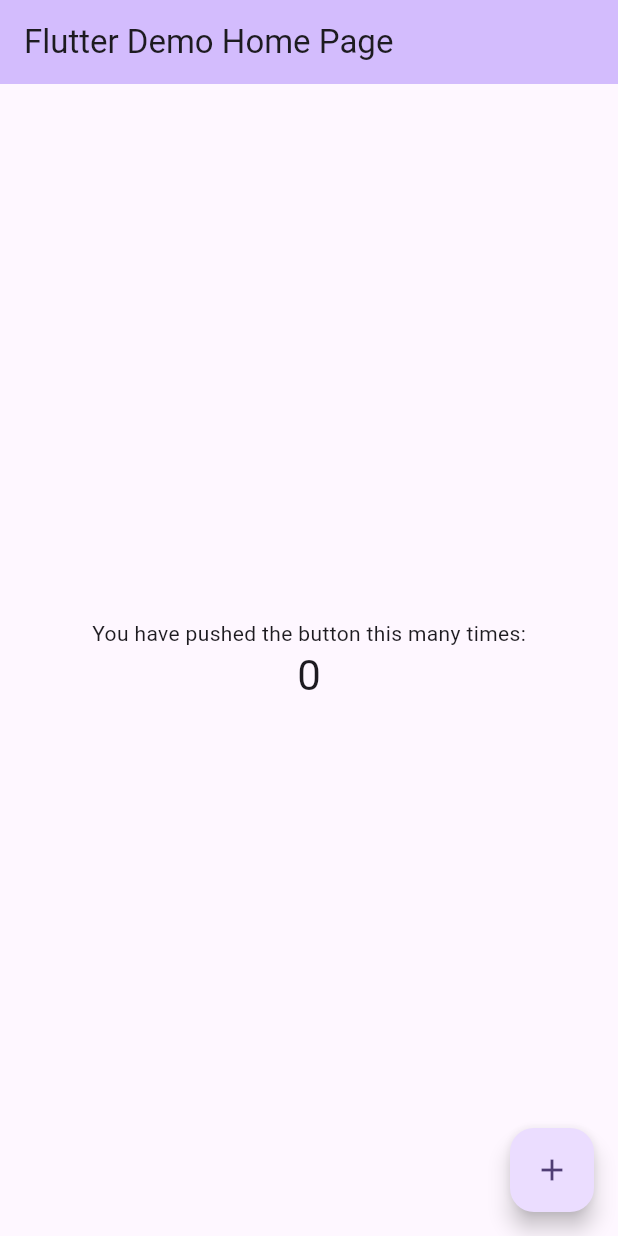
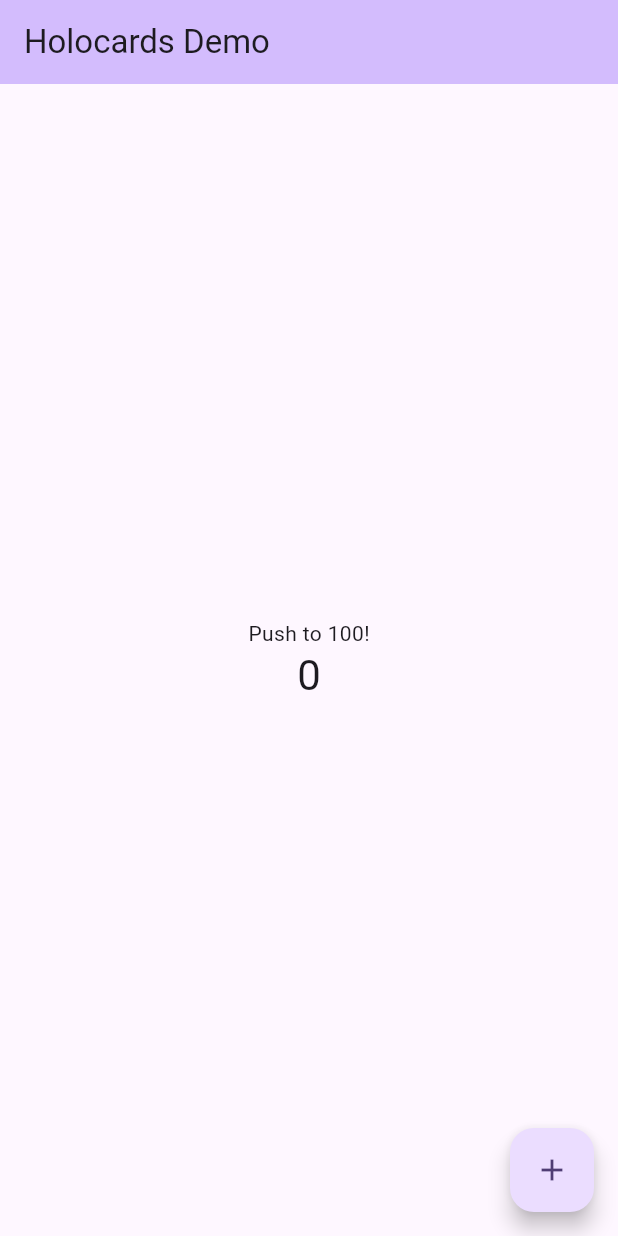
Before and after one commit to paz4ck/tech-prep-app, a Flutter app: the screen it shows after launch, on a phone screen of 412 x 824 dp. Run offline on Flutter 3.47's test engine with Material 3 defaults, Android fonts, the phone set to English and light mode, and no system bars.

Commit message:
uodate
cfdd

```diff
--- a/com_holocards/lib/main.dart
+++ b/com_holocards/lib/main.dart
@@ -1,5 +1,6 @@
 import 'package:flutter/material.dart';
 
+var counter = 0;
 void main() {
   runApp(const MyApp());
 }
@@ -7,46 +8,21 @@
 class MyApp extends StatelessWidget {
   const MyApp({super.key});
 
-  // This widget is the root of your application.
   @override
   Widget build(BuildContext context) {
     return MaterialApp(
-      title: 'Flutter Demo',
+      title: 'test',
       theme: ThemeData(
-        // This is the theme of your application.
-        //
-        // TRY THIS: Try running your application with "flutter run". You'll see
-        // the application has a purple toolbar. Then, without quitting the app,
-        // try changing the seedColor in the colorScheme below to Colors.green
-        // and then invoke "hot reload" (save your changes or press the "hot
-        // reload" button in a Flutter-supported IDE, or press "r" if you used
-        // the command line to start the app).
-        //
-        // Notice that the counter didn't reset back to zero; the application
-        // state is not lost during the reload. To reset the state, use hot
-        // restart instead.
-        //
-        // This works for code too, not just values: Most code changes can be
-        // tested with just a hot reload.
         colorScheme: ColorScheme.fromSeed(seedColor: Colors.deepPurple),
         useMaterial3: true,
       ),
-      home: const MyHomePage(title: 'Flutter Demo Home Page'),
+      home: const MyHomePage(title: 'Holocards Demo'),
     );
   }
 }
 
 class MyHomePage extends StatefulWidget {
   const MyHomePage({super.key, required this.title});
-
-  // This widget is the home page of your application. It is stateful, meaning
-  // that it has a State object (defined below) that contains fields that affect
-  // how it looks.
-
-  // This class is the configuration for the state. It holds the values (in this
-  // case the title) provided by the parent (in this case the App widget) and
-  // used by the build method of the State. Fields in a Widget subclass are
-  // always marked "final".
 
   final String title;
 
@@ -59,55 +35,22 @@
 
   void _incrementCounter() {
     setState(() {
-      // This call to setState tells the Flutter framework that something has
-      // changed in this State, which causes it to rerun the build method below
-      // so that the display can reflect the updated values. If we changed
-      // _counter without calling setState(), then the build method would not be
-      // called again, and so nothing would appear to happen.
       _counter++;
     });
   }
 
   @override
   Widget build(BuildContext context) {
-    // This method is rerun every time setState is called, for instance as done
-    // by the _incrementCounter method above.
-    //
-    // The Flutter framework has been optimized to make rerunning build methods
-    // fast, so that you can just rebuild anything that needs updating rather
-    // than having to individually change instances of widgets.
     return Scaffold(
       appBar: AppBar(
-        // TRY THIS: Try changing the color here to a specific color (to
-        // Colors.amber, perhaps?) and trigger a hot reload to see the AppBar
-        // change color while the other colors stay the same.
         backgroundColor: Theme.of(context).colorScheme.inversePrimary,
-        // Here we take the value from the MyHomePage object that was created by
-        // the App.build method, and use it to set our appbar title.
         title: Text(widget.title),
       ),
       body: Center(
-        // Center is a layout widget. It takes a single child and positions it
-        // in the middle of the parent.
         child: Column(
-          // Column is also a layout widget. It takes a list of children and
-          // arranges them vertically. By default, it sizes itself to fit its
-          // children horizontally, and tries to be as tall as its parent.
-          //
-          // Column has various properties to control how it sizes itself and
-          // how it positions its children. Here we use mainAxisAlignment to
-          // center the children vertically; the main axis here is the vertical
-          // axis because Columns are vertical (the cross axis would be
-          // horizontal).
-          //
-          // TRY THIS: Invoke "debug painting" (choose the "Toggle Debug Paint"
-          // action in the IDE, or press "p" in the console), to see the
-          // wireframe for each widget.
           mainAxisAlignment: MainAxisAlignment.center,
           children: <Widget>[
-            const Text(
-              'You have pushed the button this many times:',
-            ),
+            const Text('Push to 100!'),
             Text(
               '$_counter',
               style: Theme.of(context).textTheme.headlineMedium,
@@ -119,7 +62,7 @@
         onPressed: _incrementCounter,
         tooltip: 'Increment',
         child: const Icon(Icons.add),
-      ), // This trailing comma makes auto-formatting nicer for build methods.
+      ),
     );
   }
 }
```
